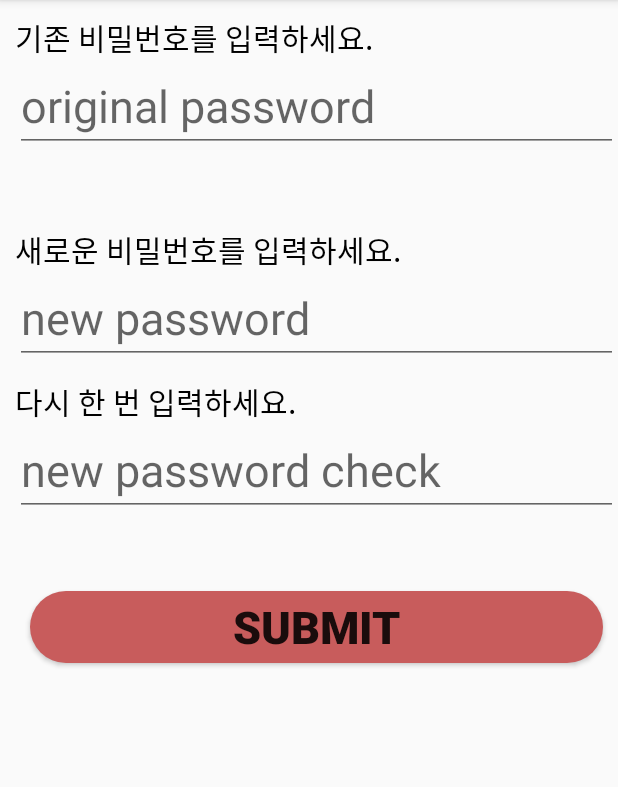
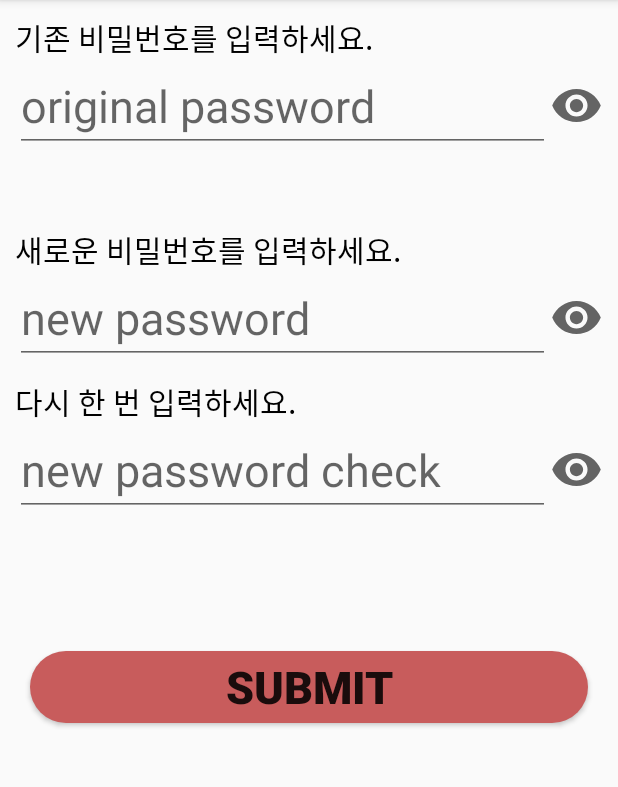
Before and after one commit to Doyeon-Lee/News-Android-App, an Android app: the fragment PasswordFragment placed in its activity, on a phone screen of 412 x 824 dp, the part 84-871 px from its top. Run offline under Robolectric (Android 15) with nearby library versions, the phone set to English and light mode, and no system bars; libraries missing offline, so code that uses them is left out: com.facebook.drawee; 1 statement that could not run was skipped.

Commit message:
ADD TOGGLE BUTTON AT PW FRAGMENT

```diff
--- a/app/src/main/java/com/example/myapplication/PasswordFragment.java
+++ b/app/src/main/java/com/example/myapplication/PasswordFragment.java
@@ -1,27 +1,27 @@
 package com.example.myapplication;
 
+import android.graphics.drawable.Drawable;
 import android.os.Bundle;
 
 import androidx.fragment.app.Fragment;
 
+import android.text.InputType;
 import android.view.LayoutInflater;
 import android.view.View;
 import android.view.ViewGroup;
 import android.widget.Button;
+import android.widget.CompoundButton;
 import android.widget.EditText;
+import android.widget.ImageView;
 import android.widget.TextView;
+import android.widget.Toast;
+import android.widget.ToggleButton;
 
 public class PasswordFragment extends Fragment {
-    EditText EditText_original_pw, EditText_new_pw, EditText_new_pw2;
-    TextView TextView_warning, TextView_warning2;
-    Button Button_submit;
-
-    private static final String ARG_PARAM1 = "param1";
-    private static final String ARG_PARAM2 = "param2";
-
-    // TODO: Rename and change types of parameters
-    private String mParam1;
-    private String mParam2;
+    private EditText EditText_original_pw, EditText_new_pw, EditText_new_pw2;
+    private TextView TextView_warning, TextView_warning2, TextView_warning3;
+    private ToggleButton ToggleButton_pw1, ToggleButton_pw2, ToggleButton_pw3;
+    private Button Button_submit;
 
     public PasswordFragment() {
         // Required empty public constructor
@@ -31,8 +31,6 @@ public class PasswordFragment extends Fragment {
     public static PasswordFragment newInstance(String param1, String param2) {
         PasswordFragment fragment = new PasswordFragment();
         Bundle args = new Bundle();
-        args.putString(ARG_PARAM1, param1);
-        args.putString(ARG_PARAM2, param2);
         fragment.setArguments(args);
         return fragment;
     }
@@ -41,8 +39,6 @@ public class PasswordFragment extends Fragment {
     public void onCreate(Bundle savedInstanceState) {
         super.onCreate(savedInstanceState);
         if (getArguments() != null) {
-            mParam1 = getArguments().getString(ARG_PARAM1);
-            mParam2 = getArguments().getString(ARG_PARAM2);
         }
     }
 
@@ -57,6 +53,40 @@ public class PasswordFragment extends Fragment {
         TextView_warning = v.findViewById(R.id.TextView_warning);
         TextView_warning2 = v.findViewById(R.id.TextView_warning2);
         Button_submit = v.findViewById(R.id.Button_submit);
+        ToggleButton_pw1 = v.findViewById(R.id.ToggleButton_pw1);
+        ToggleButton_pw2 = v.findViewById(R.id.ToggleButton_pw2);
+        ToggleButton_pw3 = v.findViewById(R.id.ToggleButton_pw3);
+
+        ToggleButton_pw1.setOnCheckedChangeListener(new CompoundButton.OnCheckedChangeListener(){
+            @Override
+            public void onCheckedChanged(CompoundButton buttonView, boolean isChecked) {
+                if(isChecked)
+                    EditText_original_pw.setInputType(InputType.TYPE_CLASS_TEXT | InputType.TYPE_TEXT_VARIATION_VISIBLE_PASSWORD);
+                else
+                    EditText_original_pw.setInputType(InputType.TYPE_CLASS_TEXT | InputType.TYPE_TEXT_VARIATION_PASSWORD);
+            }
+        });
+
+        ToggleButton_pw2.setOnCheckedChangeListener(new CompoundButton.OnCheckedChangeListener(){
+            @Override
+            public void onCheckedChanged(CompoundButton buttonView, boolean isChecked) {
+                if(isChecked)
+                    EditText_new_pw.setInputType(InputType.TYPE_CLASS_TEXT | InputType.TYPE_TEXT_VARIATION_VISIBLE_PASSWORD);
+                else
+                    EditText_new_pw.setInputType(InputType.TYPE_CLASS_TEXT | InputType.TYPE_TEXT_VARIATION_PASSWORD);
+            }
+        });
+
+        ToggleButton_pw3.setOnCheckedChangeListener(new CompoundButton.OnCheckedChangeListener(){
+            @Override
+            public void onCheckedChanged(CompoundButton buttonView, boolean isChecked) {
+                if(isChecked)
+                    EditText_new_pw2.setInputType(InputType.TYPE_CLASS_TEXT | InputType.TYPE_TEXT_VARIATION_VISIBLE_PASSWORD);
+                else
+                    EditText_new_pw2.setInputType(InputType.TYPE_CLASS_TEXT | InputType.TYPE_TEXT_VARIATION_PASSWORD);
+            }
+        });
+
 
         Button_submit.setOnClickListener(new View.OnClickListener() {
             @Override
@@ -66,8 +96,9 @@ public class PasswordFragment extends Fragment {
                 String new_pw2 = EditText_new_pw2.getText().toString();
                 boolean flag;
 
-                String password = ((MainActivity)getContext()).user.getPassword();
-                //String password = ((MainActivity)MainActivity.context).user.password;
+                //String password = ((MainActivity)getActivity()).user.getPassword();
+                //User user = ((MainActivity)getActivity()).user;
+                String password = "";
 
                 if(original_pw.equals(password)){
                     flag = true;
@@ -86,7 +117,7 @@ public class PasswordFragment extends Fragment {
                 }
 
                 if(flag){ //비밀번호 변경 성공
-
+                    Toast.makeText(getActivity(), "SUCCESS", Toast.LENGTH_SHORT).show();
                 }
             }
         });
--- /dev/null
+++ b/app/src/main/res/drawable/ic_visibility.xml
@@ -0,0 +1,10 @@
+<vector xmlns:android="http://schemas.android.com/apk/res/android"
+    android:width="24dp"
+    android:height="24dp"
+    android:viewportWidth="24"
+    android:viewportHeight="24"
+    android:tint="?attr/colorControlNormal">
+  <path
+      android:fillColor="@android:color/white"
+      android:pathData="M12,4.5C7,4.5 2.73,7.61 1,12c1.73,4.39 6,7.5 11,7.5s9.27,-3.11 11,-7.5c-1.73,-4.39 -6,-7.5 -11,-7.5zM12,17c-2.76,0 -5,-2.24 -5,-5s2.24,-5 5,-5 5,2.24 5,5 -2.24,5 -5,5zM12,9c-1.66,0 -3,1.34 -3,3s1.34,3 3,3 3,-1.34 3,-3 -1.34,-3 -3,-3z"/>
+</vector>
--- /dev/null
+++ b/app/src/main/res/drawable/ic_visibility_off.xml
@@ -0,0 +1,10 @@
+<vector xmlns:android="http://schemas.android.com/apk/res/android"
+    android:width="24dp"
+    android:height="24dp"
+    android:viewportWidth="24"
+    android:viewportHeight="24"
+    android:tint="?attr/colorControlNormal">
+  <path
+      android:fillColor="@android:color/white"
+      android:pathData="M12,7c2.76,0 5,2.24 5,5 0,0.65 -0.13,1.26 -0.36,1.83l2.92,2.92c1.51,-1.26 2.7,-2.89 3.43,-4.75 -1.73,-4.39 -6,-7.5 -11,-7.5 -1.4,0 -2.74,0.25 -3.98,0.7l2.16,2.16C10.74,7.13 11.35,7 12,7zM2,4.27l2.28,2.28 0.46,0.46C3.08,8.3 1.78,10.02 1,12c1.73,4.39 6,7.5 11,7.5 1.55,0 3.03,-0.3 4.38,-0.84l0.42,0.42L19.73,22 21,20.73 3.27,3 2,4.27zM7.53,9.8l1.55,1.55c-0.05,0.21 -0.08,0.43 -0.08,0.65 0,1.66 1.34,3 3,3 0.22,0 0.44,-0.03 0.65,-0.08l1.55,1.55c-0.67,0.33 -1.41,0.53 -2.2,0.53 -2.76,0 -5,-2.24 -5,-5 0,-0.79 0.2,-1.53 0.53,-2.2zM11.84,9.02l3.15,3.15 0.02,-0.16c0,-1.66 -1.34,-3 -3,-3l-0.17,0.01z"/>
+</vector>
--- /dev/null
+++ b/app/src/main/res/drawable/visible_toggle.xml
@@ -0,0 +1,10 @@
+<?xml version="1.0" encoding="utf-8"?>
+<selector xmlns:android="http://schemas.android.com/apk/res/android">
+
+    <item android:state_checked="false"
+        android:drawable="@drawable/ic_visibility"/>
+
+    <item android:state_checked="true"
+        android:drawable="@drawable/ic_visibility_off"/>
+
+</selector>
--- a/app/src/main/res/layout/fragment_password.xml
+++ b/app/src/main/res/layout/fragment_password.xml
@@ -3,9 +3,9 @@
     xmlns:tools="http://schemas.android.com/tools"
     android:layout_width="match_parent"
     android:layout_height="match_parent"
-    tools:context=".PasswordFragment"
     android:layout_marginLeft="10sp"
-    >
+    android:layout_marginRight="10sp"
+    tools:context=".PasswordFragment">
 
     <LinearLayout
         android:layout_width="match_parent"
@@ -20,24 +20,42 @@
             android:textColor="#000000"
             android:textSize="20sp" />
 
+        <LinearLayout
+            android:layout_width="match_parent"
+            android:layout_height="wrap_content"
+            android:orientation="horizontal"
+            android:weightSum="1">
+
             <EditText
                 android:id="@+id/EditText_original_pw"
-            android:layout_width="match_parent"
+                android:layout_width="0dp"
                 android:layout_height="wrap_content"
+                android:layout_weight="1"
                 android:hint="original password"
+                android:inputType="textPassword"
+                android:singleLine="true"
                 android:textColor="#000000"
                 android:textSize="30sp" />
+
+            <ToggleButton
+                android:id="@+id/ToggleButton_pw1"
+                android:layout_width="35dp"
+                android:layout_height="35dp"
+                android:layout_gravity="center"
+                android:textOn=""
+                android:textOff=""
+                android:background="@drawable/visible_toggle" />
+        </LinearLayout>
 
         <TextView
             android:id="@+id/TextView_warning"
             android:layout_width="match_parent"
             android:layout_height="wrap_content"
             android:layout_marginTop="10sp"
-            android:text="기존 비밀번호와 일치하지 않습니다!"
+            android:text="기존 비밀번호와 일치하지 않습니다."
             android:textColor="#E91E63"
             android:textSize="20sp"
-            android:visibility="invisible"
-            />
+            android:visibility="invisible" />
 
         <TextView
             android:layout_width="match_parent"
@@ -47,13 +65,35 @@
             android:textColor="#000000"
             android:textSize="20sp" />
 
+
+        <LinearLayout
+            android:layout_width="match_parent"
+            android:layout_height="wrap_content"
+            android:orientation="horizontal"
+            android:weightSum="1">
+
             <EditText
                 android:id="@+id/EditText_new_pw"
                 android:layout_width="match_parent"
                 android:layout_height="wrap_content"
+                android:layout_weight="1"
                 android:hint="new password"
+                android:inputType="textPassword"
+                android:singleLine="true"
                 android:textColor="#000000"
                 android:textSize="30sp" />
+
+            <ToggleButton
+                android:id="@+id/ToggleButton_pw2"
+                android:layout_width="35dp"
+                android:layout_height="35dp"
+                android:layout_gravity="center"
+                android:background="@drawable/visible_toggle"
+                android:textOff=""
+                android:textOn="" />
+
+        </LinearLayout>
+
 
         <TextView
             android:layout_width="match_parent"
@@ -63,36 +103,65 @@
             android:textColor="#000000"
             android:textSize="20sp" />
 
+        <LinearLayout
+            android:layout_width="match_parent"
+            android:layout_height="wrap_content"
+            android:orientation="horizontal"
+            android:weightSum="1">
+
             <EditText
                 android:id="@+id/EditText_new_pw2"
-            android:layout_width="match_parent"
+                android:layout_width="0dp"
                 android:layout_height="wrap_content"
+                android:layout_weight="1"
                 android:hint="new password check"
+                android:inputType="textPassword"
+                android:singleLine="true"
                 android:textColor="#000000"
                 android:textSize="30sp" />
+
+
+            <ToggleButton
+                android:id="@+id/ToggleButton_pw3"
+                android:layout_width="35dp"
+                android:layout_height="35dp"
+                android:layout_gravity="center"
+                android:textOn=""
+                android:textOff=""
+                android:background="@drawable/visible_toggle" />
+
+        </LinearLayout>
 
         <TextView
             android:id="@+id/TextView_warning2"
             android:layout_width="match_parent"
             android:layout_height="wrap_content"
             android:layout_marginTop="10sp"
-            android:text="비밀번호가 서로 다릅니다!"
+            android:text="비밀번호가 서로 다릅니다."
             android:textColor="#E91E63"
             android:textSize="20sp"
-            android:visibility="invisible"
-            />
+            android:visibility="invisible" />
+
+        <TextView
+            android:id="@+id/TextView_warning3"
+            android:layout_width="match_parent"
+            android:layout_height="wrap_content"
+            android:layout_marginTop="10sp"
+            android:text="비밀번호 형식이 맞지 않습니다."
+            android:textColor="#E91E63"
+            android:textSize="20sp"
+            android:visibility="invisible" />
 
         <Button
             android:id="@+id/Button_submit"
             android:layout_width="match_parent"
             android:layout_height="wrap_content"
+            android:layout_margin="10dp"
             android:background="@drawable/button_blue"
             android:backgroundTint="@color/colorRed"
             android:text="Submit"
             android:textSize="30sp"
-            android:textStyle="bold"
-            android:layout_margin="10dp"
-            />
+            android:textStyle="bold" />
 
     </LinearLayout>
 </FrameLayout>
```
Lines whose indentation alone changed are shown as unchanged.
